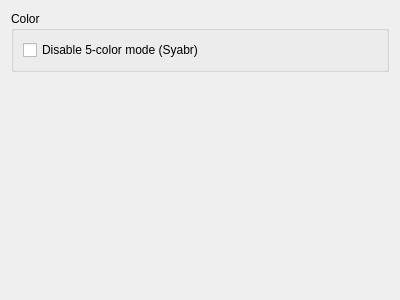
Above: src/qt/qtSpMx2Config.ui from vpyk/emu80v4 before the change. Below: the same form after it.
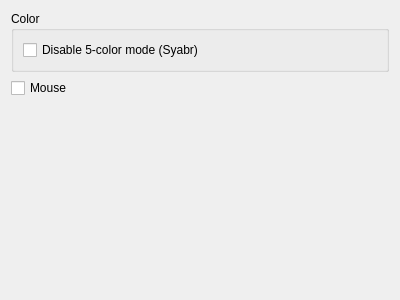
That is the form after the change.

Commit message: Add mouse options and switch Specialist mouse interface to 'connect'

Diff of the .ui file:
```diff
--- a/src/qt/qtSpMx2Config.ui
+++ b/src/qt/qtSpMx2Config.ui
@@ -36,6 +36,13 @@
      </layout>
     </widget>
    </item>
+   <item>
+    <widget class="QCheckBox" name="mouseCheckBox">
+     <property name="text">
+      <string>Mouse</string>
+     </property>
+    </widget>
+   </item>
    <item>
     <spacer name="verticalSpacer">
      <property name="orientation">
```
Left out of the diff: 4 changed lines with no effect on the pictures. The commit also changes 13 other files.
